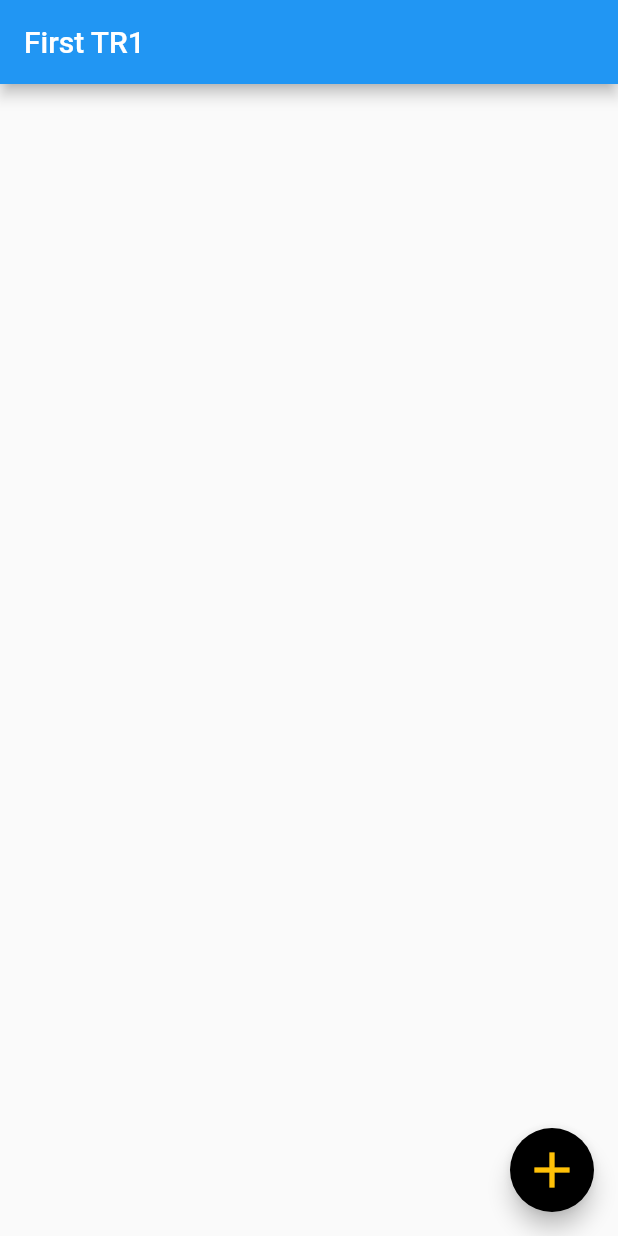
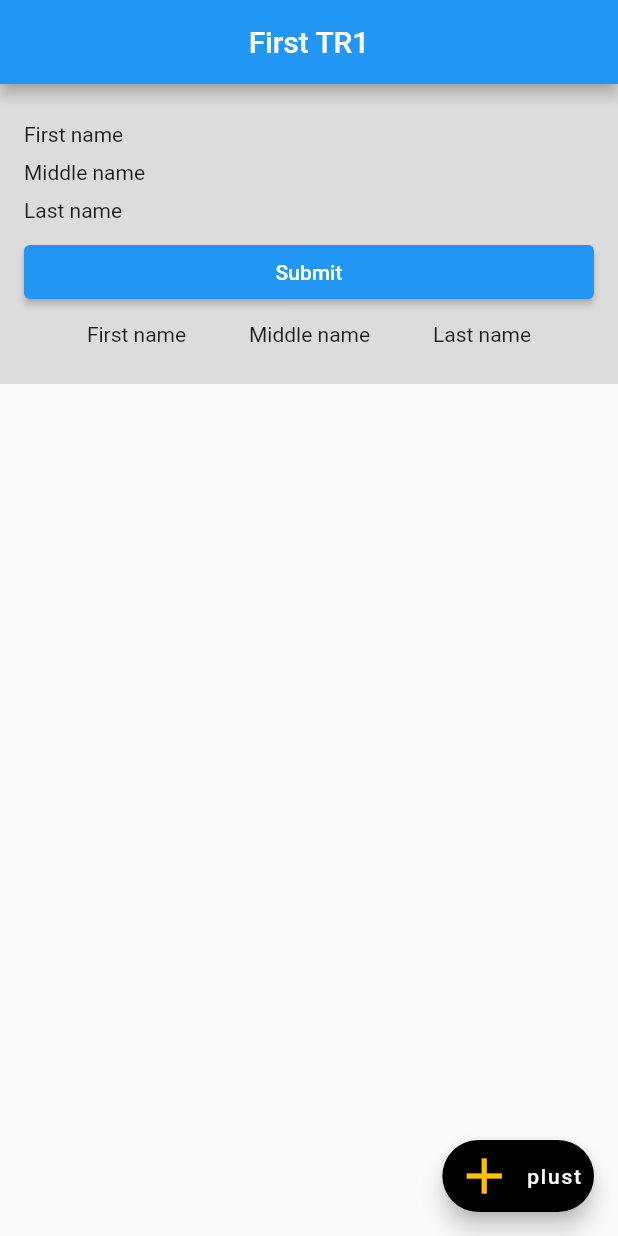
Before and after one commit to anilgsharma900/flutter_training, a Flutter app: the screen it shows after launch, on a phone screen of 412 x 824 dp. Run offline on Flutter 3.47's test engine with Material 2 defaults, Android fonts, the phone set to English and light mode, and no system bars.

Commit message:
Column, Row, Center and Padding

```diff
--- a/lib/first_tr.dart
+++ b/lib/first_tr.dart
@@ -6,20 +6,47 @@ class FirstTR1 extends StatelessWidget {
 
   @override
   Widget build(BuildContext context) {
-    // all ui part in the build method in the flutter
     return SafeArea(
       child: Scaffold(
         appBar: AppBar(
-          title: const Text(appTitle),
+          title: const Center(child: Text(appTitle)),
         ),
-        floatingActionButton: FloatingActionButton(
+        body: Container(
+          height: 200,
+          color: Colors.black12,
+          child: Padding(
+            padding: const EdgeInsets.all(16.0),
+            child: Column(
+              mainAxisAlignment: MainAxisAlignment.spaceEvenly,
+              mainAxisSize: MainAxisSize.min,
+              crossAxisAlignment: CrossAxisAlignment.stretch,
+              children: [
+                Text("First name"),
+                Text("Middle name"),
+                Text("Last name"),
+                ElevatedButton(onPressed: () {}, child: Text("Submit")),
+                Row(
+                  mainAxisAlignment: MainAxisAlignment.spaceEvenly,
+                  children: const [
+                    Text("First name"),
+                    Text("Middle name"),
+                    Text("Last name"),
+                  ],
+                ),
+              ],
+            ),
+          ),
+        ),
+        floatingActionButton: FloatingActionButton.extended(
+          extendedPadding: EdgeInsets.all(8.0),
           onPressed: () {},
           backgroundColor: Colors.black,
-          child: const Icon(
+          icon: const Icon(
             Icons.add,
             size: 40.0,
             color: Colors.amber,
           ),
+          label: Text("plust"),
         ),
       ),
     );
```
